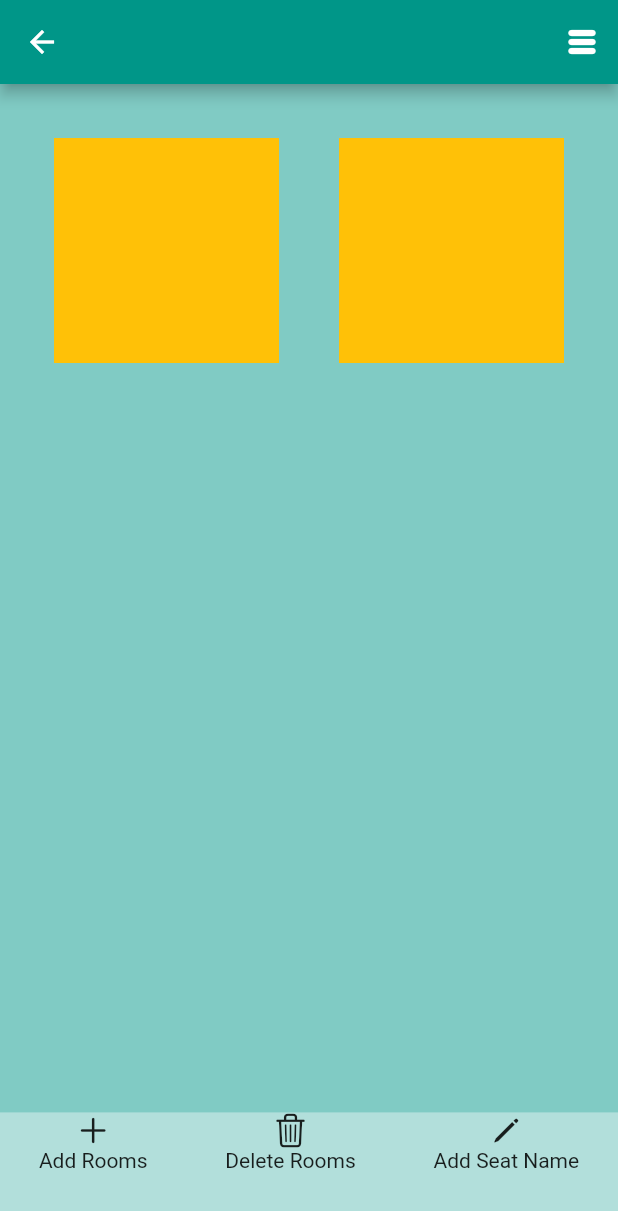
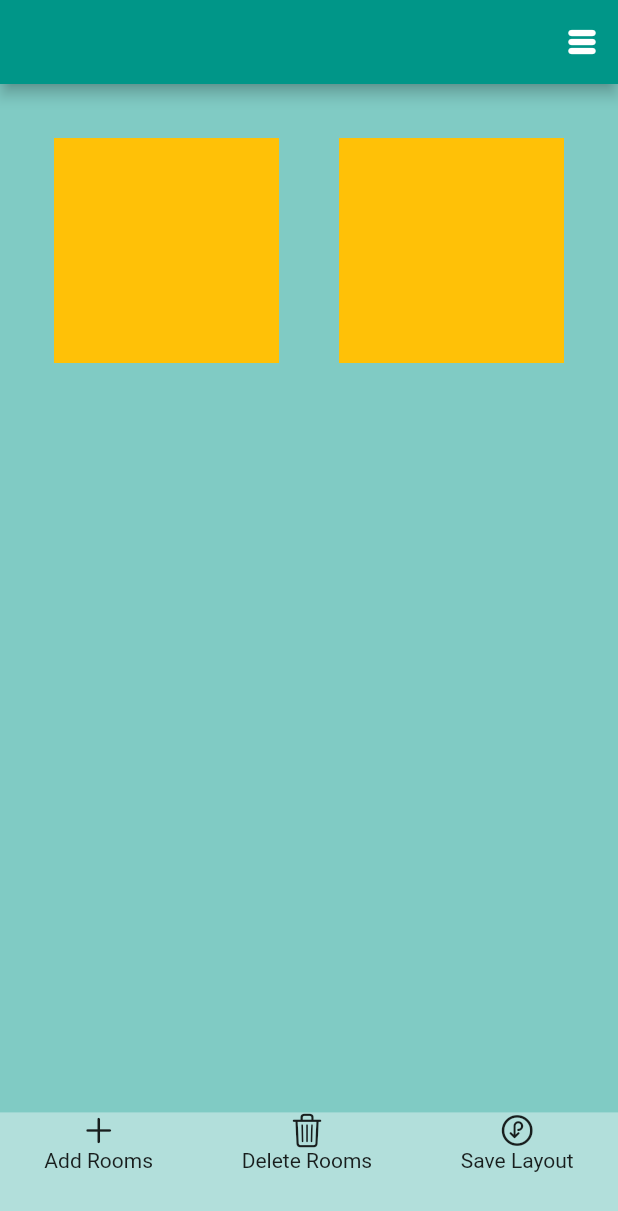
Before and after one commit to Sam21-39/seat_booking_flutter, a Flutter app: the Design screen opened directly, on a phone screen of 412 x 824 dp. Shown: the top 1211 px of the screen. Run offline on Flutter 3.47's test engine with Material 2 defaults, Android fonts, the phone set to English and light mode, and no system bars; our stand-ins replace get.

Commit message:
able to save image

```diff
--- a/lib/design.dart
+++ b/lib/design.dart
@@ -1,6 +1,14 @@
+import 'dart:convert';
+import 'dart:typed_data';
+import 'dart:ui';
+
 import 'package:flutter/cupertino.dart';
 import 'package:flutter/material.dart';
+import 'package:flutter/rendering.dart';
 import 'package:get/get.dart';
+import 'dart:io';
+
+import 'package:path_provider/path_provider.dart';
 
 class Design extends StatefulWidget {
   final int roomNo;
@@ -18,6 +26,8 @@ class _DesignState extends State<Design> {
   late RxList seatIndex = [].obs;
   static var userSize = 150.0.obs;
   static var roomNos = 2.obs;
+
+  final designKey = GlobalKey();
 
   @override
   void initState() {
@@ -50,7 +60,9 @@ class _DesignState extends State<Design> {
         color: Colors.teal.shade100,
         child: botomNavItems(),
       ),
-      body: Container(
+      body: RepaintBoundary(
+        key: designKey,
+        child: Container(
           width: size.width,
           height: size.height,
           padding: const EdgeInsets.all(16.0),
@@ -85,8 +97,12 @@ class _DesignState extends State<Design> {
                             crossAxisAlignment: CrossAxisAlignment.center,
                             children: [
                               Container(
-                              width: userSize.value,
-                              height: userSize.value,
+                                width: userSize.value > double.maxFinite
+                                    ? double.maxFinite
+                                    : userSize.value,
+                                height: userSize.value > double.maxFinite
+                                    ? double.maxFinite
+                                    : userSize.value,
                                 color: Colors.amber,
                                 child: seatIndex.contains(index)
                                     ? Column(
@@ -119,6 +135,7 @@ class _DesignState extends State<Design> {
                 ),
               )
             ],
+          ),
         ),
       ),
     );
@@ -197,13 +214,30 @@ class _DesignState extends State<Design> {
               ],
             ),
           ),
-          Column(
+          GestureDetector(
+            onTap: () async {
+              RenderRepaintBoundary boundary = designKey.currentContext
+                  ?.findRenderObject() as RenderRepaintBoundary;
+
+              final image = await boundary.toImage();
+              var byteData =
+                  await image.toByteData(format: ImageByteFormat.png);
+              var pngBytes = byteData?.buffer.asUint8List();
+
+              final val = await getApplicationDocumentsDirectory().then(
+                (value) => File('${value.path}/room_layout.png')
+                    .writeAsBytes(pngBytes as Uint8List)
+                    .then((value) => print(value.path)),
+              );
+            },
+            child: Column(
               children: const [
                 Icon(
-                CupertinoIcons.pen,
+                  CupertinoIcons.download_circle,
                 ),
-              Text('Add Seat Name'),
+                Text('Save Layout'),
               ],
+            ),
           ),
         ],
       );
--- a/lib/home.dart
+++ b/lib/home.dart
@@ -74,7 +74,7 @@ class Home extends StatelessWidget {
       GestureDetector(
         onTap: () {
           selectedIndex.value = i;
-          Get.to(
+          Get.off(
             () => Design(
               roomNo: selectedIndex.value,
             ),
--- a/pubspec.yaml
+++ b/pubspec.yaml
@@ -35,6 +35,7 @@ dependencies:
   # Use with the CupertinoIcons class for iOS style icons.
   cupertino_icons: ^1.0.2
   get: ^4.6.1
+  path_provider: ^2.0.8
 
 
 dev_dependencies:
```
Also changed, not shown: pubspec.lock, 6 other files. Lines whose indentation alone changed are shown as unchanged.
